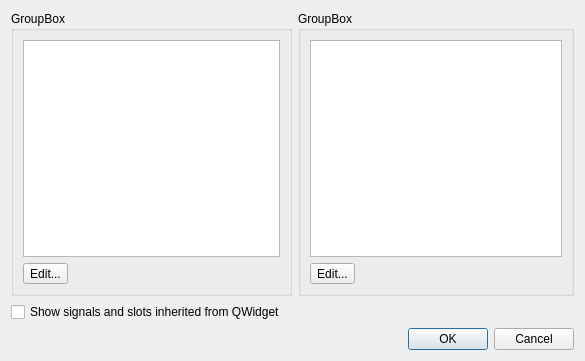
Before: the Qt Designer form tools/designer/src/components/signalsloteditor/connectdialog.ui in qt/qt, drawn with Qt 5.
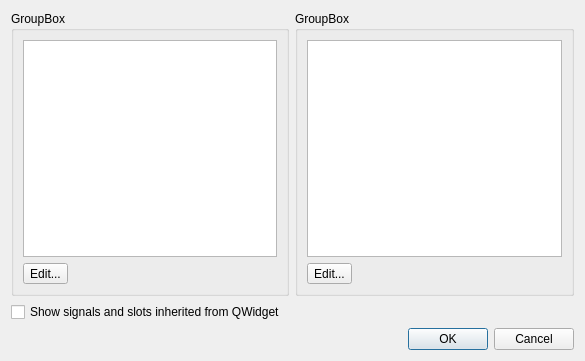
After: the same form once the commit is applied.

Commit message:
fix column-spanning in Designer ConnectDialog's layout
if showAllCheckBox's text is longer than 1/2 of dialog's width
then dialog became asymmetric.

```diff
--- a/tools/designer/src/components/signalsloteditor/connectdialog.ui
+++ b/tools/designer/src/components/signalsloteditor/connectdialog.ui
@@ -13,7 +13,7 @@
    <string>Configure Connection</string>
   </property>
   <layout class="QGridLayout" >
-   <item row="0" column="0" colspan="2" >
+   <item row="0" column="0" >
     <widget class="QGroupBox" name="signalGroupBox" >
      <property name="title" >
       <string>GroupBox</string>
@@ -53,7 +53,7 @@
      </layout>
     </widget>
    </item>
-   <item row="0" column="2" >
+   <item row="0" column="1" >
     <widget class="QGroupBox" name="slotGroupBox" >
      <property name="title" >
       <string>GroupBox</string>
@@ -93,14 +93,14 @@
      </layout>
     </widget>
    </item>
-   <item row="1" column="0" >
+   <item row="1" column="0" colspan="2" >
     <widget class="QCheckBox" name="showAllCheckBox" >
      <property name="text" >
       <string>Show signals and slots inherited from QWidget</string>
      </property>
     </widget>
    </item>
-   <item row="2" column="1" colspan="2" >
+   <item row="2" column="0" colspan="2" >
     <widget class="QDialogButtonBox" name="buttonBox" >
      <property name="orientation" >
       <enum>Qt::Horizontal</enum>
```
